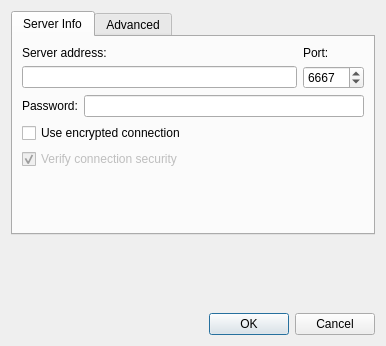
The window that src/qtui/settingspages/servereditdlg.ui (quassel/quassel) describes before a commit, drawn with Qt 5.
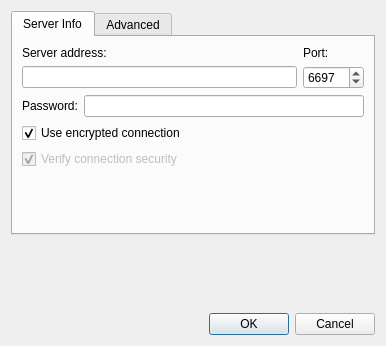
The same window after the commit. Icons and pictures are not drawn.

Diff of the .ui file:
```diff
--- a/src/qtui/settingspages/servereditdlg.ui
+++ b/src/qtui/settingspages/servereditdlg.ui
@@ -58,7 +58,7 @@
             <number>65535</number>
            </property>
            <property name="value">
-            <number>6667</number>
+            <number>6697</number>
            </property>
           </widget>
          </item>
@@ -100,6 +100,9 @@
           <iconset>
            <normaloff>:/16x16/actions/oxygen/16x16/actions/document-encrypt.png</normaloff>:/16x16/actions/oxygen/16x16/actions/document-encrypt.png</iconset>
          </property>
+         <property name="checked">
+          <bool>true</bool>
+         </property>
         </widget>
        </item>
        <item>
```
